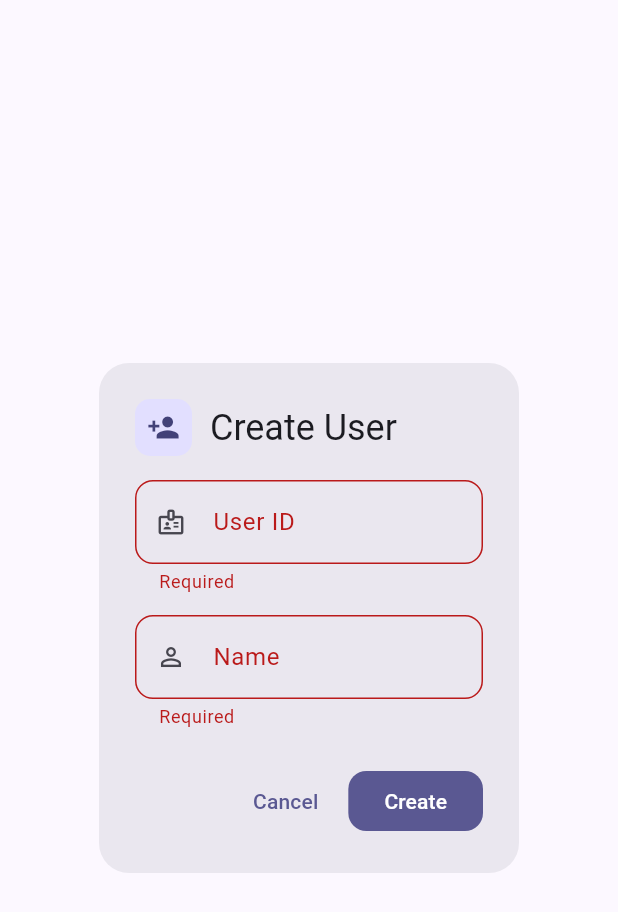
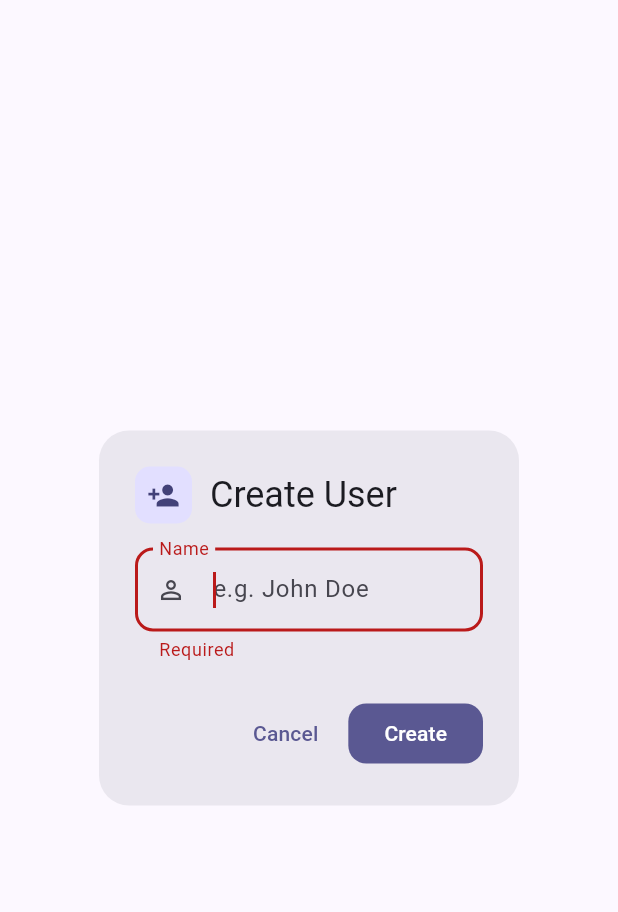
Before and after one commit to HeronKyaw/face-recognition-engine, a Flutter app: the _CreateUserDialog widget shown alone on an empty page, opened directly, after a tap on "Create", on a phone screen of 412 x 824 dp. Shown: the top 912 px of the screen. Run offline on Flutter 3.47's test engine with Material 3 defaults, Android fonts, the phone set to English and light mode, and no system bars; our stand-ins replace camera, image_picker, shimmer; network calls fail.

Commit message:
feat: auto-generate user ID on backend, simplify mobile create dialog
- Make user_id optional in UserCreate schema, auto-generate 8-char hex UUID when omitted
- Update mobile createUser API to make userId optional
- Remove User ID field from mobile create dialog (only name required now)
- Web continues sending explicit user_id as before (backward compatible)

```diff
--- a/clients/mobile/lib/pages/user_selection_page.dart
+++ b/clients/mobile/lib/pages/user_selection_page.dart
@@ -52,13 +52,13 @@ class _UserSelectionPageState extends State<UserSelectionPage> {
   }
 
   Future<void> _createUser() async {
-    final result = await showDialog<Map<String, String>>(
+    final name = await showDialog<String>(
       context: context,
       builder: (ctx) => const _CreateUserDialog(),
     );
-    if (result != null) {
+    if (name != null) {
       try {
-        final user = await _api.createUser(result['userId']!, result['name']!);
+        final user = await _api.createUser(name);
         setState(() { _users.add(user); });
         if (mounted) {
           ScaffoldMessenger.of(context).showSnackBar(
@@ -498,12 +498,10 @@ class _CreateUserDialog extends StatefulWidget {
 
 class _CreateUserDialogState extends State<_CreateUserDialog> {
   final _formKey = GlobalKey<FormState>();
-  final _userIdController = TextEditingController();
   final _nameController = TextEditingController();
 
   @override
   void dispose() {
-    _userIdController.dispose();
     _nameController.dispose();
     super.dispose();
   }
@@ -530,22 +528,7 @@ class _CreateUserDialogState extends State<_CreateUserDialog> {
       ),
       content: Form(
         key: _formKey,
-        child: Column(
-          mainAxisSize: MainAxisSize.min,
-          children: [
-            TextFormField(
-              controller: _userIdController,
-              decoration: InputDecoration(
-                labelText: 'User ID',
-                hintText: 'e.g. user_001',
-                border: OutlineInputBorder(borderRadius: BorderRadius.circular(12)),
-                prefixIcon: const Icon(Icons.badge_outlined, size: 20),
-              ),
-              validator: (v) => v == null || v.trim().isEmpty ? 'Required' : null,
-              textCapitalization: TextCapitalization.none,
-            ),
-            const SizedBox(height: 14),
-            TextFormField(
+        child: TextFormField(
           controller: _nameController,
           decoration: InputDecoration(
             labelText: 'Name',
@@ -554,8 +537,7 @@ class _CreateUserDialogState extends State<_CreateUserDialog> {
             prefixIcon: const Icon(Icons.person_outline, size: 20),
           ),
           validator: (v) => v == null || v.trim().isEmpty ? 'Required' : null,
-            ),
-          ],
+          autofocus: true,
         ),
       ),
       actions: [
@@ -569,10 +551,7 @@ class _CreateUserDialogState extends State<_CreateUserDialog> {
           ),
           onPressed: () {
             if (_formKey.currentState!.validate()) {
-              Navigator.pop(context, {
-                'userId': _userIdController.text.trim(),
-                'name': _nameController.text.trim(),
-              });
+              Navigator.pop(context, _nameController.text.trim());
             }
           },
           child: const Text('Create'),
--- a/clients/mobile/lib/services/api_service.dart
+++ b/clients/mobile/lib/services/api_service.dart
@@ -26,8 +26,9 @@ class ApiService {
     return (data['users'] as List).map((u) => User.fromJson(u as Map<String, dynamic>)).toList();
   }
 
-  Future<User> createUser(String userId, String name, {String? metadata}) async {
-    final body = <String, dynamic>{'user_id': userId, 'name': name};
+  Future<User> createUser(String name, {String? userId, String? metadata}) async {
+    final body = <String, dynamic>{'name': name};
+    if (userId != null) body['user_id'] = userId;
     if (metadata != null) body['metadata'] = metadata;
     final response = await http.post(
       Uri.parse('$baseUrl/api/v1/users'),
```
Also changed, not shown: 1 other file. Lines whose indentation alone changed are shown as unchanged.
